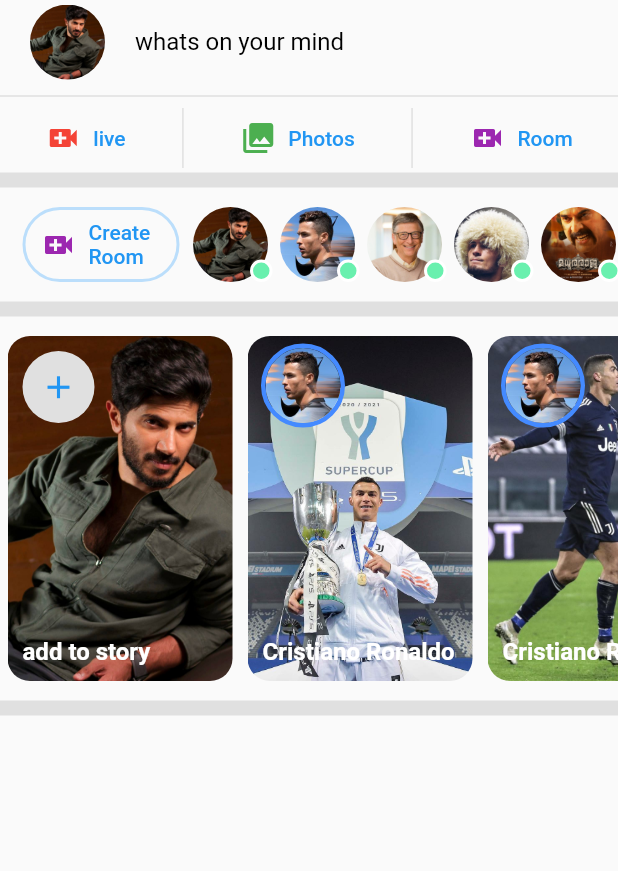
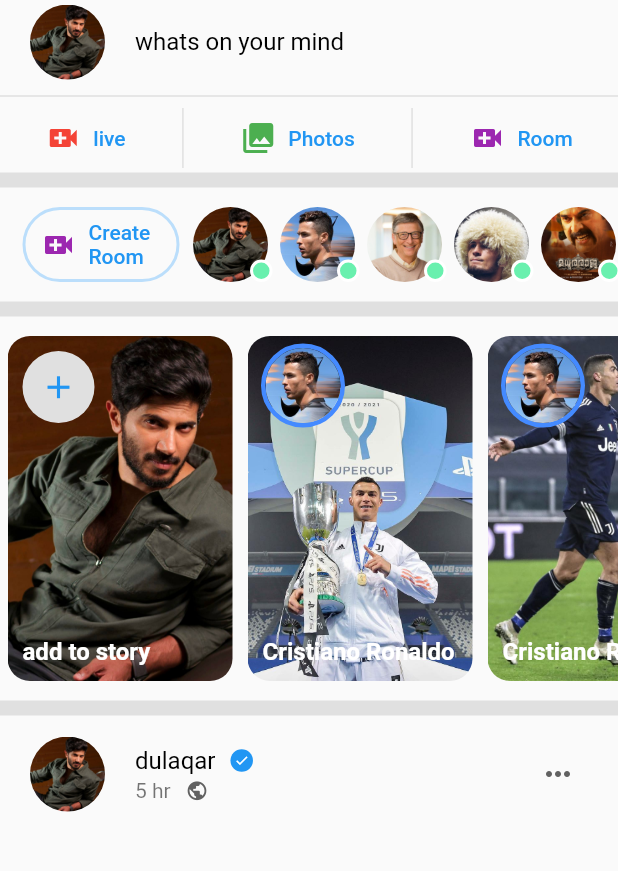
Before and after one commit to 5cientist/flutter_facebook_ui_clone, a Flutter app: the screen it shows after launch, on a phone screen of 412 x 824 dp, the part 84-955 px from its top. Run offline on Flutter 3.47's test engine with Material 2 defaults, Android fonts, the phone set to English and light mode, and no system bars; missing offline and left inert: dart:ffi.

Commit message:
post title section created

```diff
--- a/lib/Home.dart
+++ b/lib/Home.dart
@@ -1,7 +1,9 @@
+import 'package:facebook_clone/assets.dart';
 import 'package:facebook_clone/sections/headerButtonSection.dart';
 import 'package:facebook_clone/sections/roomSection.dart';
 import 'package:facebook_clone/sections/statusSection.dart';
 import 'package:facebook_clone/sections/storySection.dart';
+import 'package:facebook_clone/widgets/postCard.dart';
 import 'package:flutter/material.dart';
 import 'package:facebook_clone/widgets/circularButton.dart';
 
@@ -54,6 +56,11 @@ class Home extends StatelessWidget {
             thickDivider,
             StorySection(),
             thickDivider,
+            PostCard(
+              avatar: dq_avator,
+              name: "dulaqar",
+              publishedAt: "5 hr",
+            ),
           ],
         ),
       ),
--- /dev/null
+++ b/lib/widgets/blueTick.dart
@@ -0,0 +1,20 @@
+import 'package:flutter/material.dart';
+
+class BlueTick extends StatelessWidget {
+  @override
+  Widget build(BuildContext context) {
+    return Container(
+      height: 15,
+      width: 15,
+      decoration: BoxDecoration(
+        color: Colors.blue,
+        shape: BoxShape.circle,
+      ),
+      child: Icon(
+        Icons.check,
+        color: Colors.white,
+        size: 10,
+      ),
+    );
+  }
+}
--- /dev/null
+++ b/lib/widgets/postCard.dart
@@ -0,0 +1,63 @@
+import 'package:facebook_clone/assets.dart';
+import 'package:facebook_clone/widgets/avatar.dart';
+import 'package:facebook_clone/widgets/blueTick.dart';
+import 'package:flutter/material.dart';
+
+class PostCard extends StatelessWidget {
+  final String avatar;
+  final String name;
+  final String publishedAt;
+
+  PostCard({
+    @required this.avatar,
+    @required this.name,
+    @required this.publishedAt,
+  });
+  @override
+  Widget build(BuildContext context) {
+    return Container(
+      child: Column(
+        children: [
+          ListTile(
+            leading: Avatar(
+              displayImage: avatar,
+              displayStatus: false,
+            ),
+            title: Row(
+              children: [
+                Text(
+                  name,
+                  style: TextStyle(
+                    color: Colors.black,
+                  ),
+                ),
+                SizedBox(width: 10),
+                BlueTick(),
+              ],
+            ),
+            subtitle: Row(
+              children: [
+                Text(publishedAt == null ? "" : publishedAt),
+                SizedBox(width: 10),
+                Icon(
+                  Icons.public,
+                  color: Colors.grey[700],
+                  size: 15,
+                ),
+              ],
+            ),
+            trailing: IconButton(
+              onPressed: () {
+                print("open more menu");
+              },
+              icon: Icon(
+                Icons.more_horiz,
+                color: Colors.grey[700],
+              ),
+            ),
+          ),
+        ],
+      ),
+    );
+  }
+}
```
